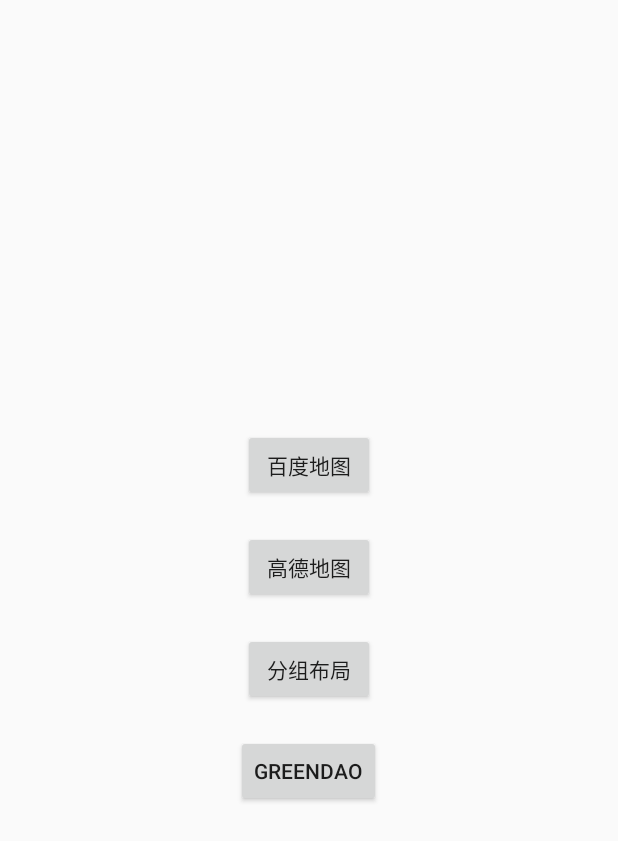
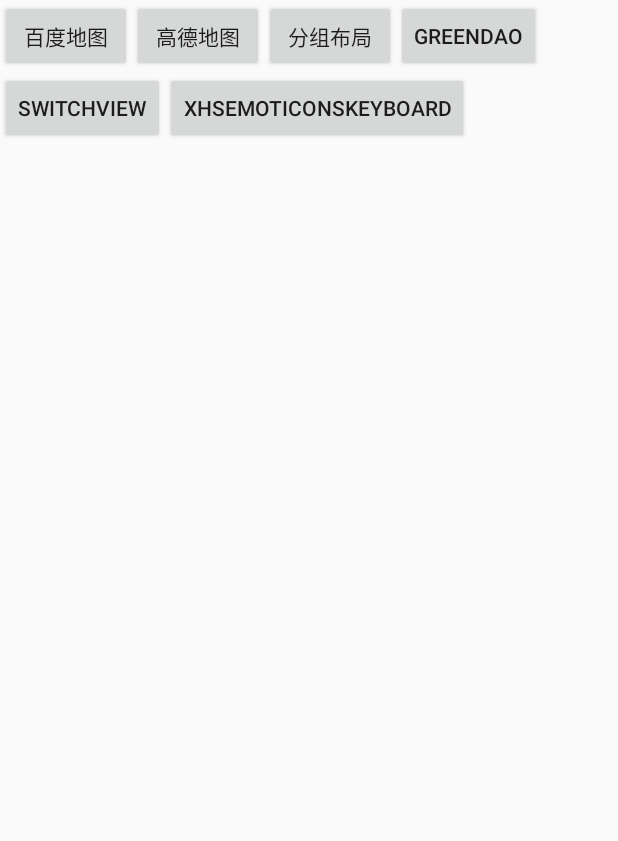
Before and after one commit to lingchuanxian/DemoSet, an Android app: the screen it shows after launch (HomeActivity), on a phone screen of 412 x 824 dp. Shown: the top 841 px of the screen. Run offline under Robolectric (Android 15) with nearby library versions, the phone set to English and light mode, and no system bars; our stand-ins replace FlexboxLayout; libraries missing offline, so code that uses them is left out: com.baidu.mapapi, com.blankj.utilcode, com.idescout.sql; 3 statements that could not run were skipped.

Commit message:
新增流式布局。

```diff
--- a/app/src/main/AndroidManifest.xml
+++ b/app/src/main/AndroidManifest.xml
@@ -54,7 +54,8 @@
         <activity android:name=".GaodeMapActivity"></activity>
         <activity android:name=".GroupActivity"></activity>
         <activity android:name="cn.lingcx.demoset.activity.GreenDaoActivity"/>
-
+        <activity android:name=".SwitchActivity"/>
+        <activity android:name=".EmoticonsKeyboardActivity"/>
     </application>
 
 </manifest>
--- a/app/src/main/java/com/example/lingcx/demoset/AppContext.java
+++ b/app/src/main/java/com/example/lingcx/demoset/AppContext.java
@@ -3,6 +3,7 @@
 import android.app.Application;
 
 import com.baidu.mapapi.SDKInitializer;
+import com.blankj.utilcode.util.Utils;
 
 /**
  * @author ling_cx
@@ -18,5 +19,6 @@
         //初始化百度地图SDK
         SDKInitializer.initialize(getApplicationContext());
         super.onCreate();
+        Utils.init(this);
     }
 }
--- a/app/src/main/res/layout/activity_home.xml
+++ b/app/src/main/res/layout/activity_home.xml
@@ -1,10 +1,10 @@
 <?xml version="1.0" encoding="utf-8"?>
-<LinearLayout
+<com.google.android.flexbox.FlexboxLayout
     xmlns:android="http://schemas.android.com/apk/res/android"
+    xmlns:app="http://schemas.android.com/apk/res-auto"
     android:layout_width="match_parent"
-    android:layout_height="match_parent"
-    android:orientation="vertical"
-    android:gravity="center">
+    android:layout_height="wrap_content"
+    app:flexWrap="wrap">
 
     <Button
         android:id="@+id/btn_bd"
@@ -18,23 +18,35 @@
         android:layout_width="wrap_content"
         android:layout_height="wrap_content"
         android:text="高德地图"
-        android:onClick="onClick"
-        android:layout_marginTop="20dp"/>
+        android:onClick="onClick"/>
 
     <Button
         android:id="@+id/btn_fz"
         android:layout_width="wrap_content"
         android:layout_height="wrap_content"
         android:text="分组布局"
-        android:onClick="onClick"
-        android:layout_marginTop="20dp"/>
+        android:onClick="onClick"/>
 
     <Button
         android:id="@+id/btn_greendao"
         android:layout_width="wrap_content"
         android:layout_height="wrap_content"
         android:text="GreenDao"
-        android:onClick="onClick"
-        android:layout_marginTop="20dp"/>
+        android:onClick="onClick"/>
 
-</LinearLayout>
+    <Button
+        android:id="@+id/btn_switch"
+        android:layout_width="wrap_content"
+        android:layout_height="wrap_content"
+        android:text="SwitchView"
+        android:onClick="onClick"/>
+
+    <Button
+        android:id="@+id/btn_XhsEmoticonsKeyboard"
+        android:layout_width="wrap_content"
+        android:layout_height="wrap_content"
+        android:text="XhsEmoticonsKeyboard"
+        android:onClick="onClick"/>
+
+
+</com.google.android.flexbox.FlexboxLayout>
```
Also changed, not shown: app/build.gradle (+10 -1 lines), app/src/main/java/com/example/lingcx/demoset/Constant.java (added, +13 -0 lines), app/src/main/java/com/example/lingcx/demoset/EmoticonsKeyboardActivity.java (added, +24 -0 lines), app/src/main/java/com/example/lingcx/demoset/GroupActivity.java (+7 -1 lines), app/src/main/java/com/example/lingcx/demoset/GroupAdapter.java (+41 -1 lines), app/src/main/java/com/example/lingcx/demoset/HomeActivity.java (+9 -0 lines), app/src/main/java/com/example/lingcx/demoset/Menu.java (+34 -0 lines), app/src/main/java/com/example/lingcx/demoset/SwitchActivity.java (added, +20 -0 lines), app/src/main/res/layout/activity_emoticons_keyboard.xml (added, +7 -0 lines), app/src/main/res/layout/activity_switch.xml (added, +11 -0 lines), app/src/main/res/layout/layout_item_menu.xml (+20 -5 lines).
